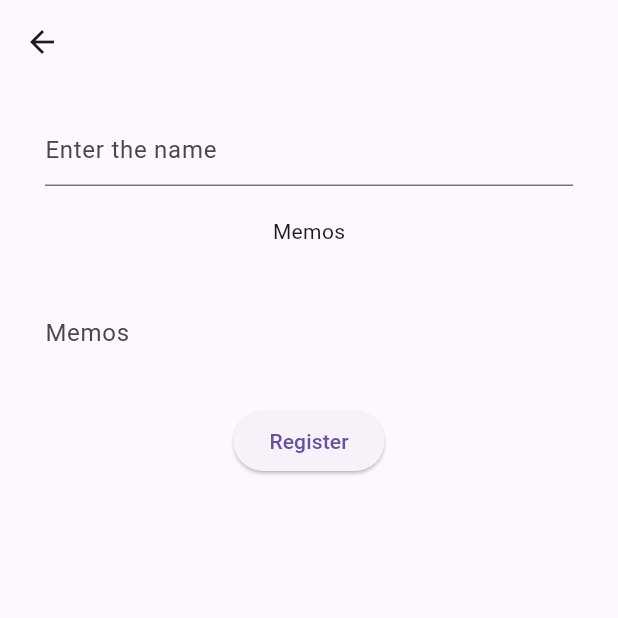
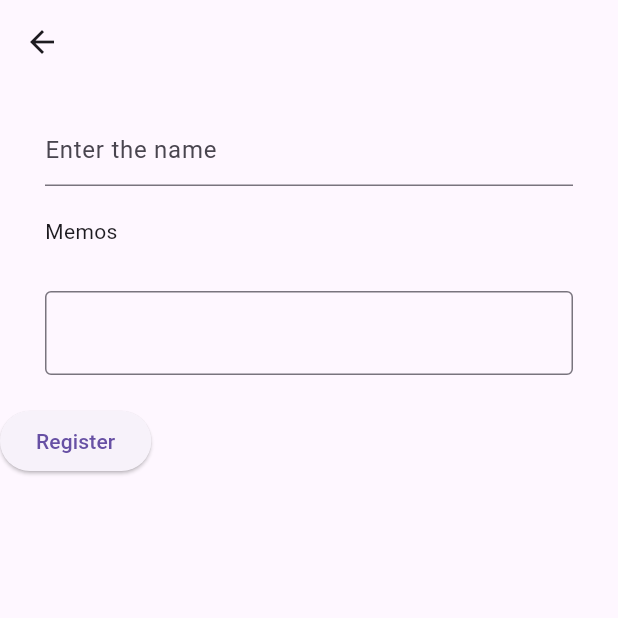
Before and after one commit to kikeda1102/Hitomemo2, a Flutter app: the RegisterProfilePage screen opened directly with empty values, on a phone screen of 412 x 824 dp, the top half of it. Run offline on Flutter 3.47's test engine with Material 2 defaults, Android fonts, the phone set to English and light mode, and no system bars; our stand-ins replace isar; accounts and stored records are empty; generated files the repository leaves out were written again.

```diff
--- a/lib/pages/register_profile_page.dart
+++ b/lib/pages/register_profile_page.dart
@@ -24,7 +24,7 @@ class _RegisterProfilePageState extends State<RegisterProfilePage> {
   // 名前を入力するTextField
   // final _nameTextController = TextEditingController();
   // メモを入力するTextField
-  // final _memoTextController = TextEditingController();
+  final _memoTextController = TextEditingController();
   // Stateの更新
   void updateProfile() {
     setState(() {});
@@ -43,6 +43,7 @@ class _RegisterProfilePageState extends State<RegisterProfilePage> {
             child: Column(
               mainAxisAlignment: MainAxisAlignment.center,
               mainAxisSize: MainAxisSize.min,
+              crossAxisAlignment: CrossAxisAlignment.start,
               children: [
                 const SizedBox(height: 20),
                 // 名前を入力するTextField
@@ -77,25 +78,24 @@ class _RegisterProfilePageState extends State<RegisterProfilePage> {
 
                 // memosを表示
                 Container(
-                  padding: const EdgeInsets.only(left: 30, right: 30),
+                  padding: const EdgeInsets.only(left: 30.0, right: 30.0),
                   child: Column(
+                    crossAxisAlignment: CrossAxisAlignment.start,
                     children: [
                       const Text('Memos'),
                       const SizedBox(height: 10),
+
                       // memosを表示
-                      if (newProfile.memos.isNotEmpty)
-                        Wrap(
-                          spacing: 4,
-                          runSpacing: -12,
-                          children: newProfile.memos
+                      // if (newProfile.memos.isNotEmpty)
+
+                      ...newProfile.memos
                           .map((memo) => Chip(
                                 label: Text(
                                   memo,
-                                      style: const TextStyle(fontSize: 12),
+                                  style: const TextStyle(fontSize: 16),
                                 ),
                               ))
                           .toList(),
-                        ),
                     ],
                   ),
                 ),
@@ -105,17 +105,21 @@ class _RegisterProfilePageState extends State<RegisterProfilePage> {
                 // memosを作成
                 Container(
                   padding: const EdgeInsets.only(left: 30, right: 30),
+                  // memoを入力するTextField
                   child: TextFormField(
                     onFieldSubmitted: (text) {
-                      // メモが入力されたとき、newProfileに反映
+                      // Enterされたとき、memosに新しくmemoを追加
                       newProfile.memos = [...newProfile.memos, text];
+                      // textを空にする
+                      _memoTextController.clear();
                       setState(() {});
                     },
-                    // controller: _memoTextController,
+                    // initialValue: '',
+                    controller: _memoTextController,
                     // maxLines: 10,
                     decoration: const InputDecoration(
-                      labelText: 'Memos',
-                      border: InputBorder.none,
+                      // labelText: 'Memo',
+                      border: OutlineInputBorder(),
                     ),
                   ),
                 ),
```
Also changed, not shown: lib/pages/profile_detail_page.dart (+91 -87 lines). Lines whose indentation alone changed are shown as unchanged.
